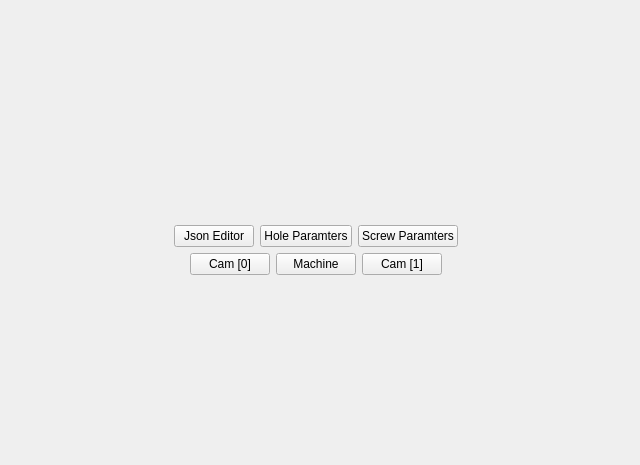
Before: the Qt Designer form QT5/Ui/mainWindow.ui in ParallaxOrakolo/CEO96F, drawn with Qt 5.
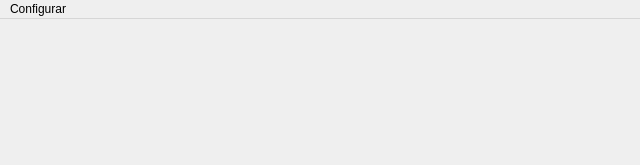
After: the same form once the commit is applied.

Commit message: [Feature]: Menu and Shortcut

Patch:
```diff
--- a/QT5/Ui/mainWindow.ui
+++ b/QT5/Ui/mainWindow.ui
@@ -7,153 +7,40 @@
     <x>0</x>
     <y>0</y>
     <width>640</width>
-    <height>465</height>
+    <height>165</height>
    </rect>
   </property>
   <property name="windowTitle">
    <string>MainWindow</string>
   </property>
-  <widget class="QWidget" name="centralwidget">
-   <widget class="QWidget" name="verticalLayoutWidget">
-    <property name="geometry">
-     <rect>
-      <x>90</x>
-      <y>210</y>
-      <width>451</width>
-      <height>81</height>
-     </rect>
+  <widget class="QWidget" name="centralwidget"/>
+  <widget class="QMenuBar" name="menuBar">
+   <property name="geometry">
+    <rect>
+     <x>0</x>
+     <y>0</y>
+     <width>640</width>
+     <height>21</height>
+    </rect>
+   </property>
+   <widget class="QMenu" name="menuConfigurar">
+    <property name="title">
+     <string>Configurar</string>
     </property>
-    <layout class="QVBoxLayout" name="verticalLayout">
-     <item>
-      <spacer name="verticalSpacer">
-       <property name="orientation">
-        <enum>Qt::Vertical</enum>
-       </property>
-       <property name="sizeHint" stdset="0">
-        <size>
-         <width>20</width>
-         <height>40</height>
-        </size>
-       </property>
-      </spacer>
-     </item>
-     <item>
-      <layout class="QHBoxLayout" name="horizontalLayout">
-       <item>
-        <spacer name="horizontalSpacer_2">
-         <property name="orientation">
-          <enum>Qt::Horizontal</enum>
-         </property>
-         <property name="sizeHint" stdset="0">
-          <size>
-           <width>40</width>
-           <height>20</height>
-          </size>
-         </property>
-        </spacer>
-       </item>
-       <item>
-        <widget class="QPushButton" name="Jse">
-         <property name="text">
-          <string>Json Editor</string>
-         </property>
-        </widget>
-       </item>
-       <item>
-        <widget class="QPushButton" name="Hop">
-         <property name="text">
-          <string>Hole Paramters</string>
-         </property>
-        </widget>
-       </item>
-       <item>
-        <widget class="QPushButton" name="Scp">
-         <property name="text">
-          <string>Screw Paramters</string>
-         </property>
-        </widget>
-       </item>
-       <item>
-        <spacer name="horizontalSpacer_7">
-         <property name="orientation">
-          <enum>Qt::Horizontal</enum>
-         </property>
-         <property name="sizeHint" stdset="0">
-          <size>
-           <width>40</width>
-           <height>20</height>
-          </size>
-         </property>
-        </spacer>
-       </item>
-      </layout>
-     </item>
-     <item>
-      <layout class="QHBoxLayout" name="horizontalLayout_2">
-       <item>
-        <spacer name="horizontalSpacer_5">
-         <property name="orientation">
-          <enum>Qt::Horizontal</enum>
-         </property>
-         <property name="sizeHint" stdset="0">
-          <size>
-           <width>40</width>
-           <height>20</height>
-          </size>
-         </property>
-        </spacer>
-       </item>
-       <item>
-        <widget class="QPushButton" name="Ca0">
-         <property name="text">
-          <string>Cam [0]</string>
-         </property>
-        </widget>
-       </item>
-       <item>
-        <widget class="QPushButton" name="Mac">
-         <property name="text">
-          <string>Machine</string>
-         </property>
-        </widget>
-       </item>
-       <item>
-        <widget class="QPushButton" name="Ca1">
-         <property name="text">
-          <string>Cam [1]</string>
-         </property>
-        </widget>
-       </item>
-       <item>
-        <spacer name="horizontalSpacer_6">
-         <property name="orientation">
-          <enum>Qt::Horizontal</enum>
-         </property>
-         <property name="sizeHint" stdset="0">
-          <size>
-           <width>40</width>
-           <height>20</height>
-          </size>
-         </property>
-        </spacer>
-       </item>
-      </layout>
-     </item>
-     <item>
-      <spacer name="verticalSpacer_2">
-       <property name="orientation">
-        <enum>Qt::Vertical</enum>
-       </property>
-       <property name="sizeHint" stdset="0">
-        <size>
-         <width>20</width>
-         <height>40</height>
-        </size>
-       </property>
-      </spacer>
-     </item>
-    </layout>
+    <widget class="QMenu" name="menuJanelas">
+     <property name="title">
+      <string>Janelas</string>
+     </property>
+     <addaction name="actionJson_Editor"/>
+     <addaction name="actionMachine"/>
+     <addaction name="actionCam"/>
+     <addaction name="separator"/>
+    </widget>
+    <addaction name="menuJanelas"/>
+    <addaction name="actionSalvar"/>
+    <addaction name="actionSair"/>
    </widget>
+   <addaction name="menuConfigurar"/>
   </widget>
  </widget>
  <resources/>
```
Left out of the diff: 40 changed lines with no effect on the pictures. The commit also changes 2 other files.
